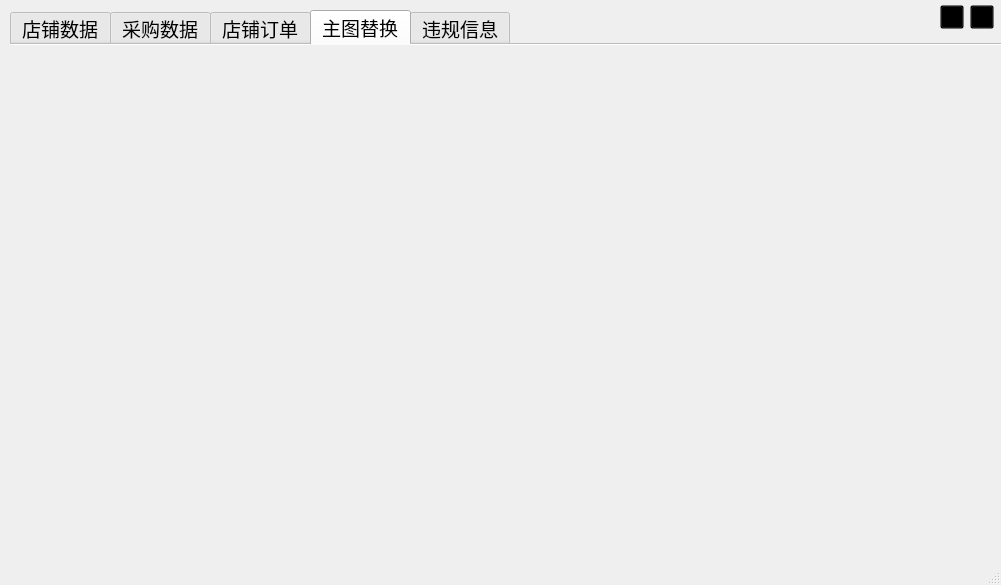
This is ui/ui.ui in imuhao/MtHelper as Qt 5 draws it before an edit. The edited form follows.
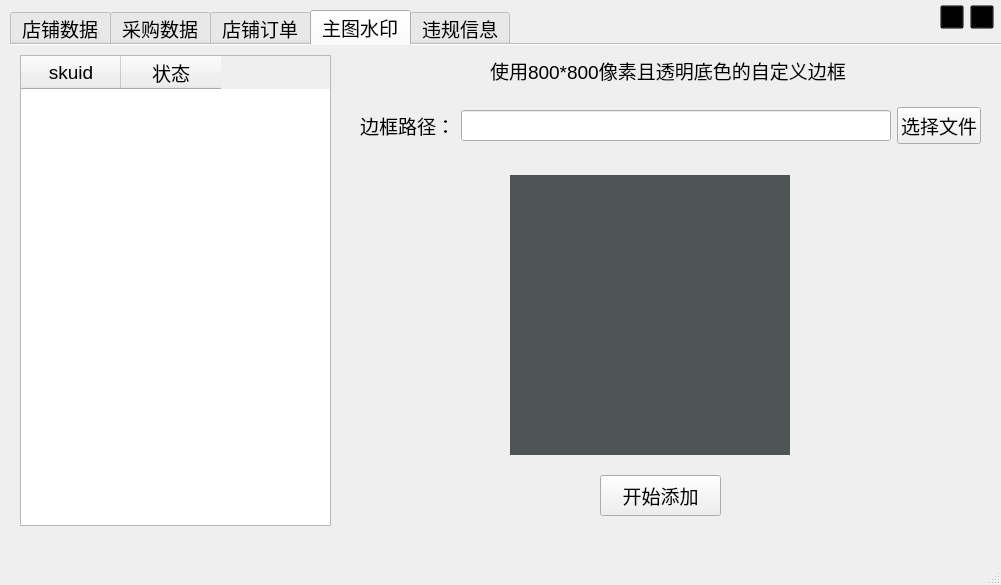
This is the edited form. The open tabs and pages were chosen to show the change. Icons and pictures are not drawn.

Commit message: 主图加水印

Diff of the .ui file:
```diff
--- a/ui/ui.ui
+++ b/ui/ui.ui
@@ -549,8 +549,99 @@
     </widget>
     <widget class="QWidget" name="tab_4">
      <attribute name="title">
-      <string>主图替换</string>
+      <string>主图水印</string>
      </attribute>
+     <widget class="QLabel" name="label_6">
+      <property name="geometry">
+       <rect>
+        <x>480</x>
+        <y>10</y>
+        <width>371</width>
+        <height>31</height>
+       </rect>
+      </property>
+      <property name="text">
+       <string>使用800*800像素且透明底色的自定义边框</string>
+      </property>
+     </widget>
+     <widget class="QWidget" name="horizontalLayoutWidget_6">
+      <property name="geometry">
+       <rect>
+        <x>350</x>
+        <y>60</y>
+        <width>621</width>
+        <height>41</height>
+       </rect>
+      </property>
+      <layout class="QHBoxLayout" name="horizontalLayout_6">
+       <item>
+        <widget class="QLabel" name="label_7">
+         <property name="text">
+          <string>边框路径：</string>
+         </property>
+        </widget>
+       </item>
+       <item>
+        <widget class="QLineEdit" name="editSelectFile"/>
+       </item>
+       <item>
+        <widget class="QPushButton" name="btnSelectFile">
+         <property name="text">
+          <string>选择文件</string>
+         </property>
+        </widget>
+       </item>
+      </layout>
+     </widget>
+     <widget class="QLabel" name="imageSelectPic">
+      <property name="geometry">
+       <rect>
+        <x>500</x>
+        <y>130</y>
+        <width>280</width>
+        <height>280</height>
+       </rect>
+      </property>
+      <property name="styleSheet">
+       <string notr="true">background-color: rgb(79, 85, 85);</string>
+      </property>
+      <property name="text">
+       <string/>
+      </property>
+     </widget>
+     <widget class="QPushButton" name="btnStartAddPic">
+      <property name="geometry">
+       <rect>
+        <x>590</x>
+        <y>430</y>
+        <width>121</width>
+        <height>41</height>
+       </rect>
+      </property>
+      <property name="text">
+       <string>开始添加</string>
+      </property>
+     </widget>
+     <widget class="QTableWidget" name="tableSkuidPic">
+      <property name="geometry">
+       <rect>
+        <x>10</x>
+        <y>10</y>
+        <width>311</width>
+        <height>471</height>
+       </rect>
+      </property>
+      <column>
+       <property name="text">
+        <string>skuid</string>
+       </property>
+      </column>
+      <column>
+       <property name="text">
+        <string>状态</string>
+       </property>
+      </column>
+     </widget>
     </widget>
     <widget class="QWidget" name="tab_5">
      <attribute name="title">
```
The commit also changes 10 other files.
